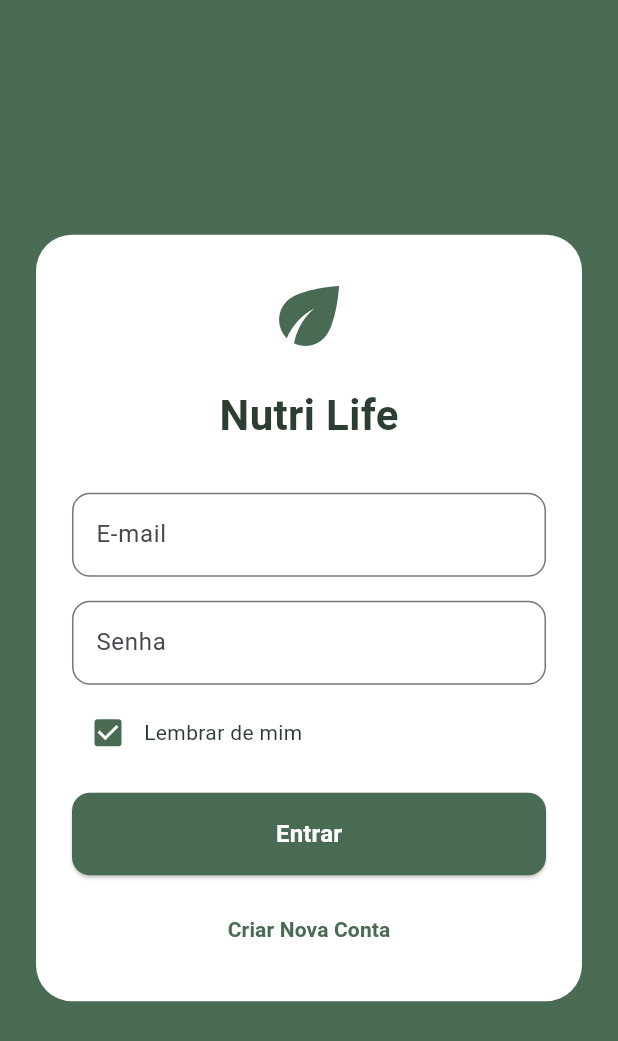
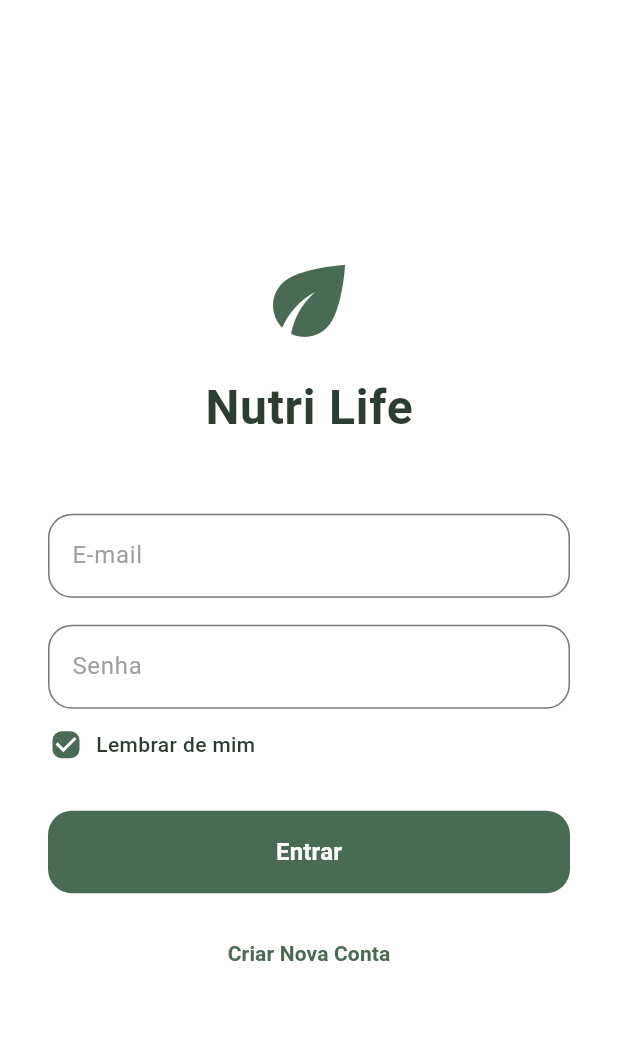
Before and after one commit to pizzariaditalia/NutriLife, a Flutter app: the screen it shows after launch, after a tap on "Entrar", on a phone screen of 412 x 824 dp. Shown: the top 1041 px of the screen. Run offline on Flutter 3.47's test engine with Material 3 defaults, Android fonts, the phone set to English and light mode, and no system bars; our stand-ins replace cloud_firestore, firebase_auth, firebase_core, flutter_local_notifications, image_picker, shared_preferences and 1 more; missing offline and left inert: mobile_scanner; accounts and stored records are empty; Roboto replaces fonts that are missing (Arial).

Commit message:
Atualizar o login_screen.dart

```diff
--- a/lib/features/auth/login_screen.dart
+++ b/lib/features/auth/login_screen.dart
@@ -2,7 +2,6 @@ import 'package:flutter/material.dart';
 import 'package:firebase_auth/firebase_auth.dart';
 import 'package:shared_preferences/shared_preferences.dart';
 import '../../core/theme/app_colors.dart';
-// 🚀 CORREÇÃO DEFINITIVA: Apontando para a pasta correta (patient_hub)
 import '../patient_hub/main_navigation_screen.dart';
 
 class LoginScreen extends StatefulWidget {
@@ -54,7 +53,9 @@ class _LoginScreenState extends State<LoginScreen> {
         Navigator.pushReplacement(context, MaterialPageRoute(builder: (_) => const MainNavigationScreen()));
       }
     } on FirebaseAuthException catch (e) {
-      ScaffoldMessenger.of(context).showSnackBar(SnackBar(content: Text('Erro: ${e.message}'), backgroundColor: Colors.red));
+      ScaffoldMessenger.of(context).showSnackBar(
+        SnackBar(content: Text('Erro: ${e.message}'), backgroundColor: Colors.redAccent),
+      );
     } finally {
       if (mounted) setState(() => _carregando = false);
     }
@@ -79,7 +80,9 @@ class _LoginScreenState extends State<LoginScreen> {
         Navigator.pushReplacement(context, MaterialPageRoute(builder: (_) => const MainNavigationScreen()));
       }
     } on FirebaseAuthException catch (e) {
-      ScaffoldMessenger.of(context).showSnackBar(SnackBar(content: Text('Erro ao criar: ${e.message}'), backgroundColor: Colors.red));
+      ScaffoldMessenger.of(context).showSnackBar(
+        SnackBar(content: Text('Erro ao criar: ${e.message}'), backgroundColor: Colors.redAccent),
+      );
     } finally {
       if (mounted) setState(() => _carregando = false);
     }
@@ -88,46 +91,64 @@ class _LoginScreenState extends State<LoginScreen> {
   @override
   Widget build(BuildContext context) {
     return Scaffold(
-      backgroundColor: AppColors.primarySage,
-      body: Center(
-        child: SingleChildScrollView(
-          padding: const EdgeInsets.all(24.0),
-          child: Container(
-            padding: const EdgeInsets.all(24.0),
-            decoration: BoxDecoration(color: Colors.white, borderRadius: BorderRadius.circular(24)),
+      backgroundColor: Colors.white,
+      body: SafeArea(
+        child: Center(
+          child: SingleChildScrollView(
+            padding: const EdgeInsets.symmetric(horizontal: 32.0, vertical: 24.0),
             child: Column(
-              mainAxisSize: MainAxisSize.min,
+              mainAxisAlignment: MainAxisAlignment.center,
               children: [
-                const Icon(Icons.eco, size: 60, color: AppColors.primarySage),
-                const SizedBox(height: 16),
-                const Text('Nutri Life', style: TextStyle(fontSize: 28, fontWeight: FontWeight.bold, color: AppColors.textDark)),
-                const SizedBox(height: 32),
+                const Icon(Icons.eco, size: 72, color: AppColors.primarySage),
+                const SizedBox(height: 12),
+                const Text(
+                  'Nutri Life',
+                  style: TextStyle(fontSize: 32, fontWeight: FontWeight.bold, color: AppColors.textDark, letterSpacing: 0.5),
+                ),
+                const SizedBox(height: 48),
 
                 TextField(
                   controller: _emailCtrl,
                   keyboardType: TextInputType.emailAddress,
-                  decoration: InputDecoration(labelText: 'E-mail', border: OutlineInputBorder(borderRadius: BorderRadius.circular(12))),
+                  style: const TextStyle(color: AppColors.textDark),
+                  decoration: InputDecoration(
+                    labelText: 'E-mail',
+                    labelStyle: const TextStyle(color: Colors.grey),
+                    border: OutlineInputBorder(borderRadius: BorderRadius.circular(16)),
+                    focusedBorder: OutlineInputBorder(borderRadius: BorderRadius.circular(16), borderSide: const BorderSide(color: AppColors.primarySage, width: 2)),
+                  ),
                 ),
-                const SizedBox(height: 16),
+                const SizedBox(height: 18),
 
                 TextField(
                   controller: _senhaCtrl,
                   obscureText: true,
-                  decoration: InputDecoration(labelText: 'Senha', border: OutlineInputBorder(borderRadius: BorderRadius.circular(12))),
+                  style: const TextStyle(color: AppColors.textDark),
+                  decoration: InputDecoration(
+                    labelText: 'Senha',
+                    labelStyle: const TextStyle(color: Colors.grey),
+                    border: OutlineInputBorder(borderRadius: BorderRadius.circular(16)),
+                    focusedBorder: OutlineInputBorder(borderRadius: BorderRadius.circular(16), borderSide: const BorderSide(color: AppColors.primarySage, width: 2)),
+                  ),
                 ),
-                const SizedBox(height: 8),
+                const SizedBox(height: 12),
 
                 Row(
                   children: [
-                    Checkbox(
-                      value: _lembrarDeMim,
-                      activeColor: AppColors.primarySage,
-                      onChanged: (valor) => setState(() => _lembrarDeMim = valor ?? true),
+                    SizedBox(
+                      width: 24, height: 24,
+                      child: Checkbox(
+                        value: _lembrarDeMim,
+                        activeColor: AppColors.primarySage,
+                        shape: RoundedRectangleBorder(borderRadius: BorderRadius.circular(6)),
+                        onChanged: (valor) => setState(() => _lembrarDeMim = valor ?? true),
+                      ),
                     ),
-                    const Text('Lembrar de mim', style: TextStyle(color: AppColors.textDark)),
+                    const SizedBox(width: 8),
+                    const Text('Lembrar de mim', style: TextStyle(color: AppColors.textDark, fontSize: 14, fontWeight: FontWeight.w500)),
                   ],
                 ),
-                const SizedBox(height: 16),
+                const SizedBox(height: 32),
 
                 _carregando
                   ? const CircularProgressIndicator(color: AppColors.primarySage)
@@ -135,14 +156,19 @@ class _LoginScreenState extends State<LoginScreen> {
                       crossAxisAlignment: CrossAxisAlignment.stretch,
                       children: [
                         ElevatedButton(
-                          style: ElevatedButton.styleFrom(backgroundColor: AppColors.primarySage, padding: const EdgeInsets.symmetric(vertical: 16), shape: RoundedRectangleBorder(borderRadius: BorderRadius.circular(12))),
+                          style: ElevatedButton.styleFrom(
+                            backgroundColor: AppColors.primarySage,
+                            padding: const EdgeInsets.symmetric(vertical: 16),
+                            shape: RoundedRectangleBorder(borderRadius: BorderRadius.circular(16)),
+                            elevation: 0,
+                          ),
                           onPressed: _entrar,
                           child: const Text('Entrar', style: TextStyle(color: Colors.white, fontSize: 16, fontWeight: FontWeight.bold)),
                         ),
-                        const SizedBox(height: 12),
+                        const SizedBox(height: 16),
                         TextButton(
                           onPressed: _criarConta,
-                          child: const Text('Criar Nova Conta', style: TextStyle(color: AppColors.primarySage, fontWeight: FontWeight.bold)),
+                          child: const Text('Criar Nova Conta', style: TextStyle(color: AppColors.primarySage, fontWeight: FontWeight.bold, fontSize: 14)),
                         )
                       ],
                     ),
```
